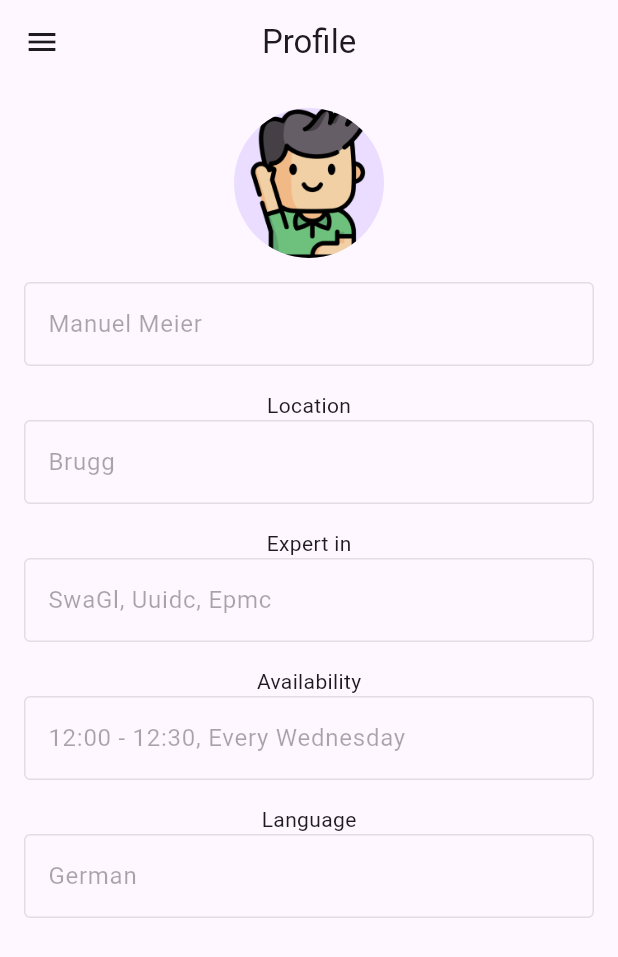
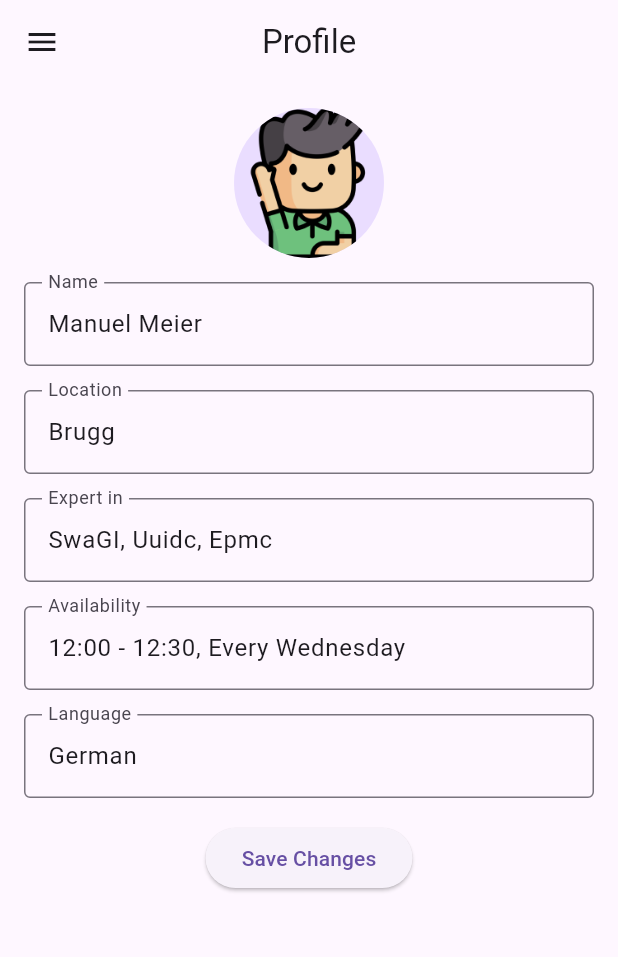
Before and after one commit to knowledgematch/KnowledgeMatch, a Flutter app: the ProfileScreen screen opened directly, on a phone screen of 412 x 824 dp. Shown: the top 957 px of the screen. Run offline on Flutter 3.47's test engine with Material 3 defaults, Android fonts, the phone set to English and light mode, and no system bars; our stand-ins replace swipe_cards.

Commit message:
added save button to profile_screen

```diff
--- a/lib/screens/profile_screen.dart
+++ b/lib/screens/profile_screen.dart
@@ -1,7 +1,20 @@
 import 'package:flutter/material.dart';
 
-class ProfileScreen extends StatelessWidget {
+class ProfileScreen extends StatefulWidget {
   const ProfileScreen({super.key});
+
+  @override
+  ProfileScreenState createState() => ProfileScreenState();
+}
+
+class ProfileScreenState extends State<ProfileScreen> {
+  String _name = 'Manuel Meier';
+  String _location = 'Brugg';
+  String _expertIn = 'SwaGI, Uuidc, Epmc';
+  String _availability = '12:00 - 12:30, Every Wednesday';
+  String _language = 'German';
+
+  final _formKey = GlobalKey<FormState>();
 
   @override
   Widget build(BuildContext context) {
@@ -12,74 +25,109 @@ class ProfileScreen extends StatelessWidget {
         leading: IconButton(
           icon: const Icon(Icons.menu),
           onPressed: () {
+
           },
         ),
       ),
-      body: const Padding(
-        padding: EdgeInsets.all(16.0),
+      body: Padding(
+        padding: const EdgeInsets.all(16.0),
+        child: Form(
+          key: _formKey,
           child: Column(
             children: [
-            CircleAvatar(
+
+              const CircleAvatar(
                 radius: 50,
                 backgroundImage: AssetImage('assets/images/profile.png'),
               ),
-            SizedBox(height: 16),
-            TextField(
-              decoration: InputDecoration(
-                labelText: 'Manuel Meier',
-                enabled: false,
+              const SizedBox(height: 16),
+              TextFormField(
+                initialValue: _name,
+                decoration: const InputDecoration(
+                  labelText: 'Name',
                   border: OutlineInputBorder(),
                 ),
+                onChanged: (value) {
+                  setState(() {
+                    _name = value;
+                  });
+                },
               ),
 
-            SizedBox(height: 16),
+              const SizedBox(height: 16),
 
-            // Location
-            Text("Location"),
-            TextField(
-              decoration: InputDecoration(
-                labelText: 'Brugg',
-                enabled: false,
+              TextFormField(
+                initialValue: _location,
+                decoration: const InputDecoration(
+                  labelText: 'Location',
                   border: OutlineInputBorder(),
                 ),
+                onChanged: (value) {
+                  setState(() {
+                    _location = value;
+                  });
+                },
               ),
 
-            SizedBox(height: 16),
+              const SizedBox(height: 16),
 
-            // Expertise
-            Text("Expert in"),
-            TextField(
-              decoration: InputDecoration(
-                labelText: 'SwaGl, Uuidc, Epmc',
-                enabled: false,
+              TextFormField(
+                initialValue: _expertIn,
+                decoration: const InputDecoration(
+                  labelText: 'Expert in',
                   border: OutlineInputBorder(),
                 ),
+                onChanged: (value) {
+                  setState(() {
+                    _expertIn = value;
+                  });
+                },
               ),
 
-            SizedBox(height: 16),
+              const SizedBox(height: 16),
 
-            // Availability
-            Text("Availability"),
-            TextField(
-              decoration: InputDecoration(
-                labelText: '12:00 - 12:30, Every Wednesday',
-                enabled: false,
+              TextFormField(
+                initialValue: _availability,
+                decoration: const InputDecoration(
+                  labelText: 'Availability',
                   border: OutlineInputBorder(),
                 ),
+                onChanged: (value) {
+                  setState(() {
+                    _availability = value;
+                  });
+                },
               ),
 
-            SizedBox(height: 16),
+              const SizedBox(height: 16),
 
-            // Language
-            Text("Language"),
-            TextField(
-              decoration: InputDecoration(
-                labelText: 'German',
-                enabled: false,
+              TextFormField(
+                initialValue: _language,
+                decoration: const InputDecoration(
+                  labelText: 'Language',
                   border: OutlineInputBorder(),
                 ),
+                onChanged: (value) {
+                  setState(() {
+                    _language = value;
+                  });
+                },
+              ),
+
+              const SizedBox(height: 16),
+
+              ElevatedButton(
+                onPressed: () {
+                  if (_formKey.currentState!.validate()) {
+                    ScaffoldMessenger.of(context).showSnackBar(
+                      const SnackBar(content: Text('Profile updated!')),
+                    );
+                  }
+                },
+                child: const Text('Save Changes'),
               ),
             ],
+          ),
         ),
       ),
     );
```
Lines whose indentation alone changed are shown as unchanged.
